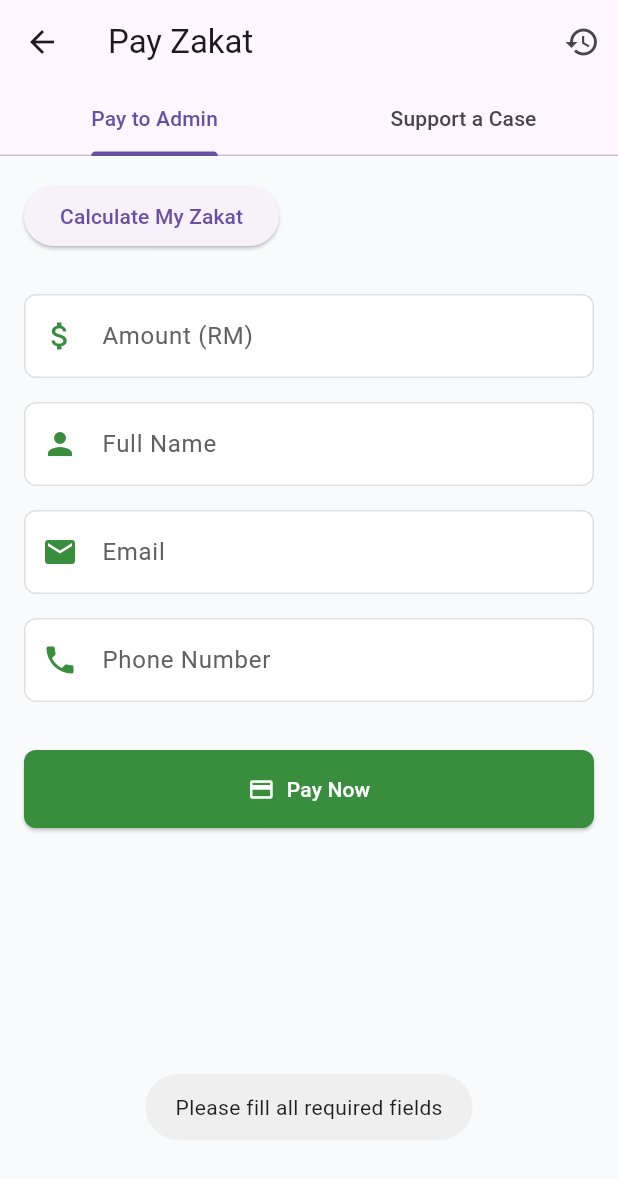
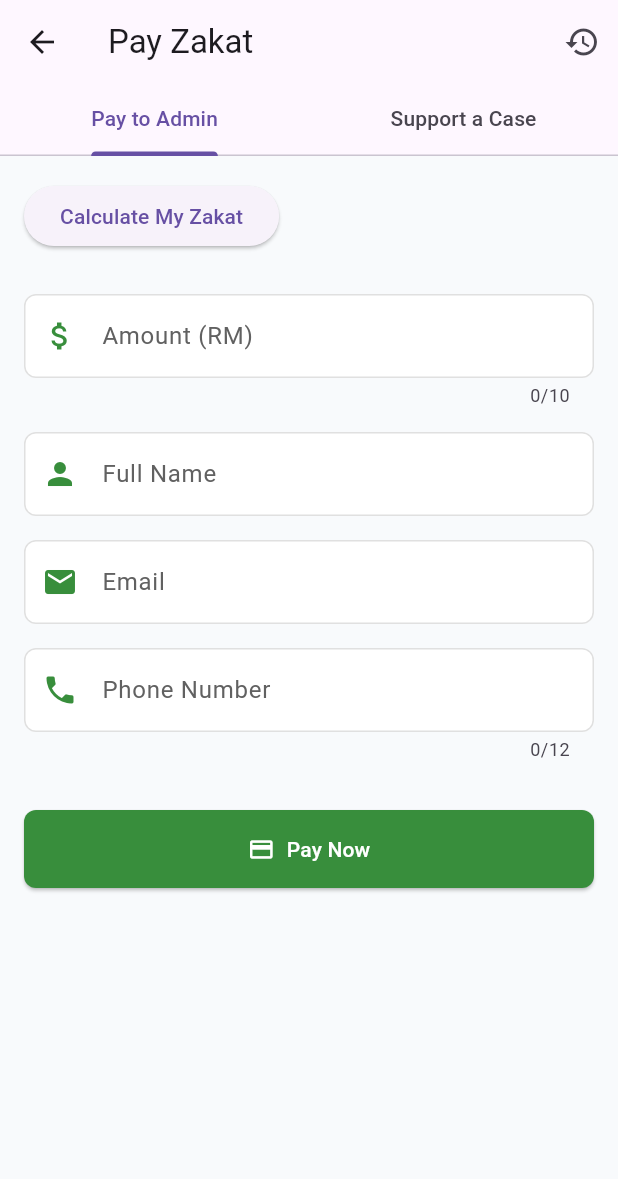
Before and after one commit to Youssef-Tahoon/fypapp, a Flutter app: the PayZakatPage screen opened by its route, after a tap on "Pay Now", on a phone screen of 412 x 824 dp. Shown: the top 1179 px of the screen. Run offline on Flutter 3.47's test engine with Material 3 defaults, Android fonts, the phone set to English and light mode, and no system bars; our stand-ins replace cloud_firestore, dots_indicator, file_picker, firebase_auth, firebase_core, firebase_storage and 7 more; missing offline and left inert: flutter_stripe; accounts and stored records are empty.

```diff
--- a/lib/main.dart
+++ b/lib/main.dart
@@ -1,5 +1,6 @@
 import 'package:firebase_core/firebase_core.dart';
 import 'package:flutter/material.dart';
+import 'package:flutter_stripe/flutter_stripe.dart';
 import 'package:fyp_zakaty_app/auth/login_page.dart';
 import 'package:fyp_zakaty_app/auth/register_page.dart';
 import 'package:fyp_zakaty_app/auth/forgot_password_page.dart';
@@ -23,6 +24,8 @@ void main() async {
   await Firebase.initializeApp(
     options: DefaultFirebaseOptions.currentPlatform,
   );
+  WidgetsFlutterBinding.ensureInitialized();
+  Stripe.publishableKey = 'pk_test_51RdC7uGaSpItgJZmgzWOIoxbrK1ulSAqzqKTYy6FX94v8nDmHIrMTkpjieNaXrocAEi6Pvp6u2ggebbzBs0fBmuG00ZepxtW2I';
   runApp(
     MultiProvider(
       providers: [
--- a/lib/pages/pay_page.dart
+++ b/lib/pages/pay_page.dart
@@ -1,10 +1,16 @@
 import 'package:flutter/material.dart';
+import 'package:flutter_stripe/flutter_stripe.dart' as stripe;
 import 'package:fluttertoast/fluttertoast.dart';
 import 'package:fyp_zakaty_app/pages/zakat_calculator_page.dart';
 import 'package:fyp_zakaty_app/main.dart';
-import 'package:flutter_stripe/flutter_stripe.dart' as stripe;
+// import 'package:flutter_stripe/flutter_stripe.dart';
 import 'package:http/http.dart' as http;
 import 'dart:convert';
+import 'package:provider/provider.dart';
+import 'package:flutter/services.dart';
+import 'package:url_launcher/url_launcher.dart';
+
+import '../providers/user_provider.dart';
 
 class PayZakatPage extends StatefulWidget {
   const PayZakatPage({super.key});
@@ -29,6 +35,11 @@ class _PayZakatPageState extends State<PayZakatPage> {
       if (args != null && args.containsKey('amount')) {
         amountController.text = args['amount'].toString();
       }
+      // Autofill email from logged-in user
+      final userProvider = Provider.of<UserProvider>(context, listen: false);
+      if (userProvider.user?.email != null) {
+        emailController.text = userProvider.user!.email!;
+      }
     });
   }
 
@@ -39,11 +50,11 @@ class _PayZakatPageState extends State<PayZakatPage> {
     try {
       // 1. Call your backend to create a PaymentIntent
       final response = await http.post(
-        Uri.parse('https://your-backend.com/create-payment-intent'), // <-- your backend endpoint
+        Uri.parse('https://buy.stripe.com/test_00w7sLbgm1v98JL1RxaEE01'),
         headers: {'Content-Type': 'application/json'},
         body: json.encode({
-          'amount': (double.parse(amountController.text) * 100).toInt(), // in cents
-          'currency': 'myr', // or 'usd', etc.
+          'amount': (double.parse(amountController.text) * 100).toInt(),
+          'currency': 'myr',
           'email': emailController.text,
         }),
       );
@@ -72,6 +83,15 @@ class _PayZakatPageState extends State<PayZakatPage> {
       );
     } finally {
       setState(() => isProcessing = false);
+    }
+  }
+
+  Future<void> _launchStripeCheckout() async {
+    const url = 'https://buy.stripe.com/test_00w7sLbgm1v98JL1RxaEE01';
+    if (await canLaunch(url)) {
+      await launch(url);
+    } else {
+      throw 'Could not launch $url';
     }
   }
 
@@ -167,6 +187,10 @@ class _PayZakatPageState extends State<PayZakatPage> {
                     controller: amountController,
                     icon: Icons.attach_money,
                     keyboardType: TextInputType.number,
+                    maxLength: 10,
+                    inputFormatters: [
+                      FilteringTextInputFormatter.allow(RegExp(r'^[0-9]+(\.[0-9]{0,2})?')),
+                    ],
                   ),
                   _buildTextField(
                     label: 'Full Name',
@@ -178,18 +202,23 @@ class _PayZakatPageState extends State<PayZakatPage> {
                     controller: emailController,
                     icon: Icons.email,
                     keyboardType: TextInputType.emailAddress,
+                    readOnly: true,
                   ),
                   _buildTextField(
                     label: 'Phone Number',
                     controller: phoneController,
                     icon: Icons.phone,
                     keyboardType: TextInputType.phone,
+                    maxLength: 12,
+                    inputFormatters: [
+                      FilteringTextInputFormatter.digitsOnly,
+                    ],
                   ),
                   const SizedBox(height: 24),
                   SizedBox(
                     width: double.infinity,
                     child: ElevatedButton.icon(
-                      onPressed: isProcessing ? null : processPayment,
+                      onPressed: isProcessing ? null : _launchStripeCheckout,
                       icon: isProcessing
                           ? Container(
                               width: 24,
@@ -249,7 +278,8 @@ class _PayZakatPageState extends State<PayZakatPage> {
     required String description,
     required double raised,
     required double goal,
-  }) {
+  })
+   {
     return Card(
       margin: const EdgeInsets.only(bottom: 16),
       child: Padding(
@@ -291,6 +321,8 @@ class _PayZakatPageState extends State<PayZakatPage> {
     String? hint,
     TextInputType? keyboardType,
     int? maxLength,
+    bool readOnly = false,
+    List<TextInputFormatter>? inputFormatters,
   }) {
     return Padding(
       padding: const EdgeInsets.symmetric(vertical: 8),
@@ -298,6 +330,8 @@ class _PayZakatPageState extends State<PayZakatPage> {
         controller: controller,
         keyboardType: keyboardType ?? TextInputType.text,
         maxLength: maxLength,
+        readOnly: readOnly,
+        inputFormatters: inputFormatters,
         decoration: InputDecoration(
           labelText: label,
           hintText: hint,
```
